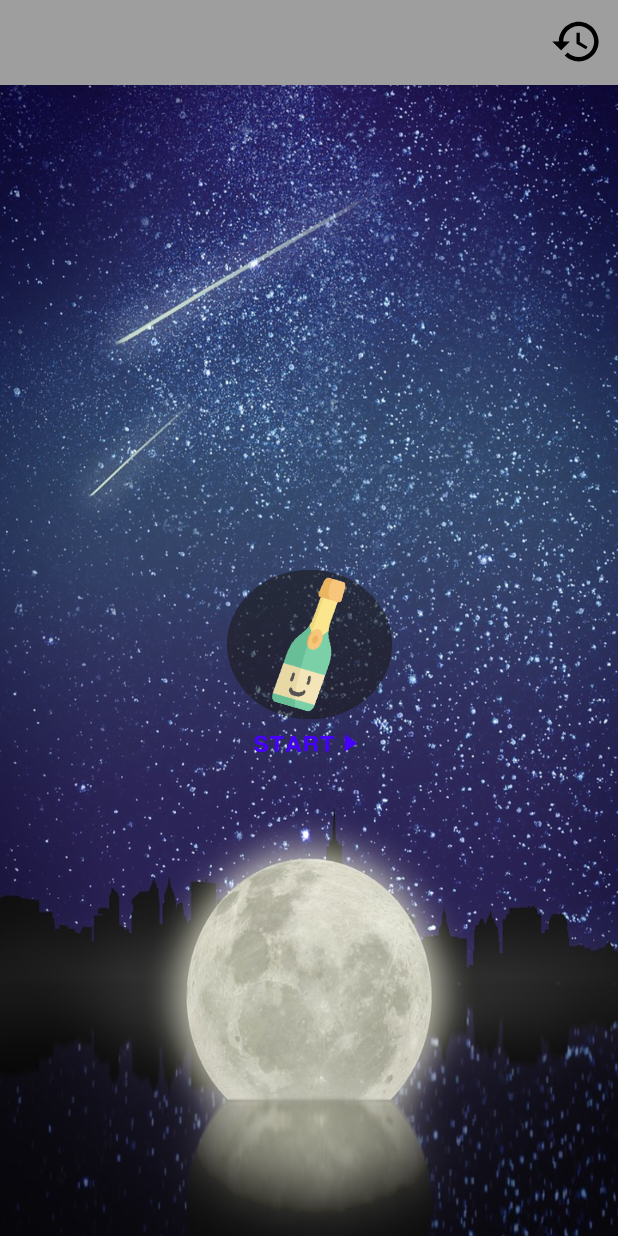
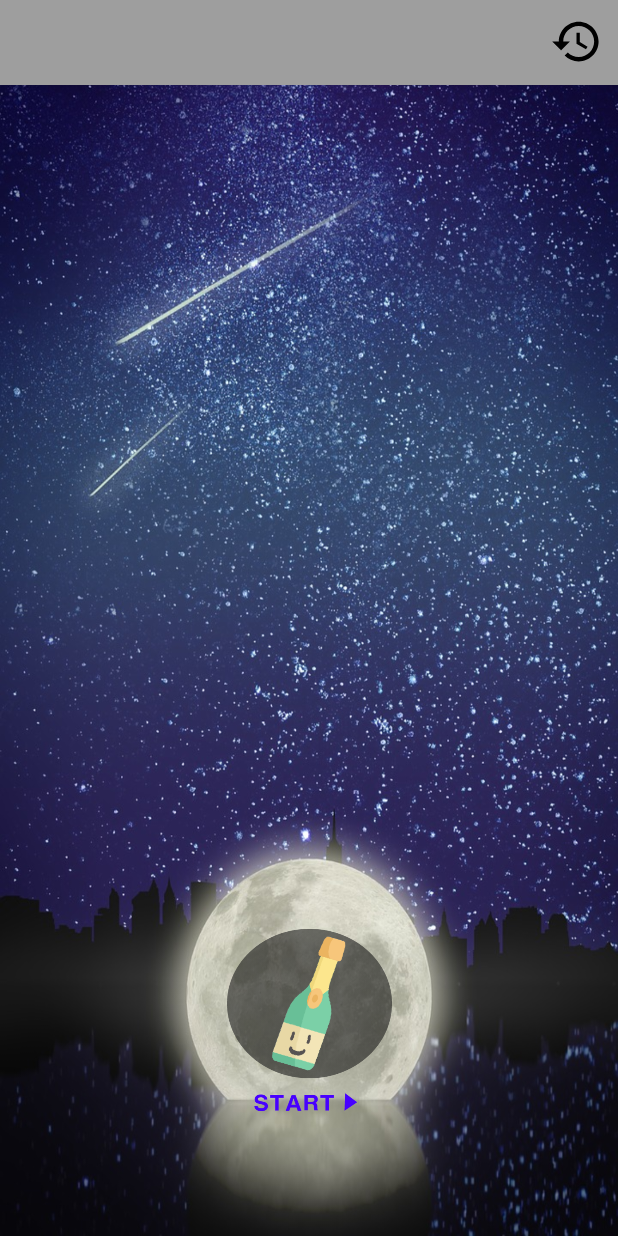
Before and after one commit to kyuchanE/NewBlackOut, an Android app: the screen it shows after launch (MainActivity), on a phone screen of 412 x 824 dp. Run offline under Robolectric (Android 15) with nearby library versions, the phone set to English and light mode, and no system bars.

Commit message:
234234234
234234234234

```diff
--- a/NewBlackOut/app/src/main/res/layout/activity_main.xml
+++ b/NewBlackOut/app/src/main/res/layout/activity_main.xml
@@ -28,6 +28,6 @@
         app:layout_constraintLeft_toLeftOf="parent"
         app:layout_constraintRight_toRightOf="parent"
         app:layout_constraintTop_toBottomOf="@+id/icToolbar"
-         />
+        app:layout_constraintVertical_bias="0.873" />
 
 </android.support.constraint.ConstraintLayout>
```
